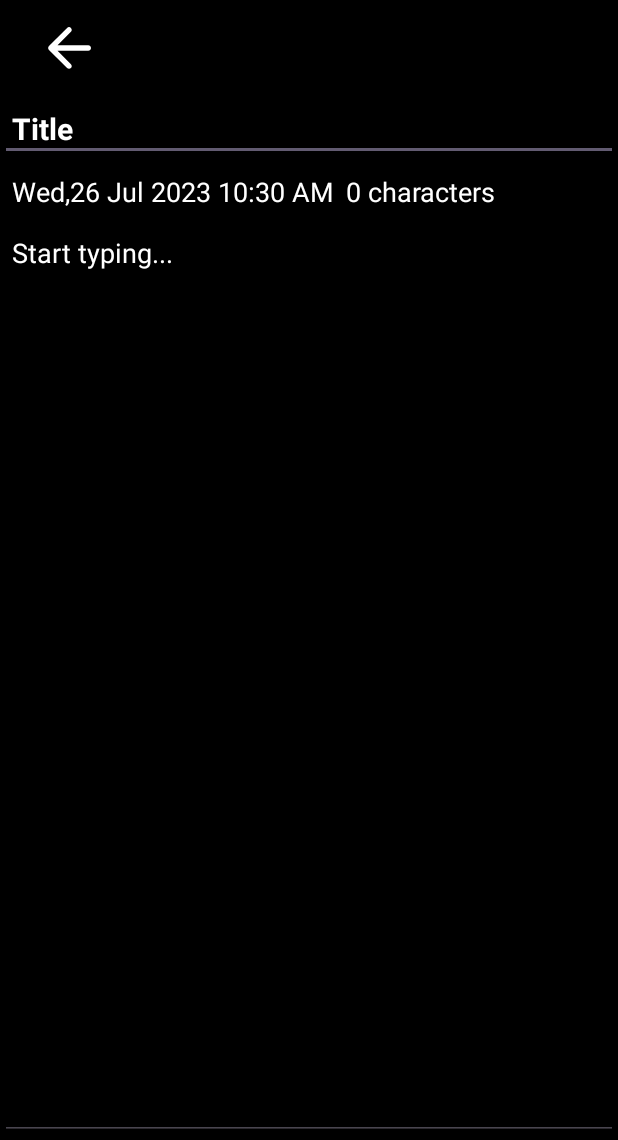
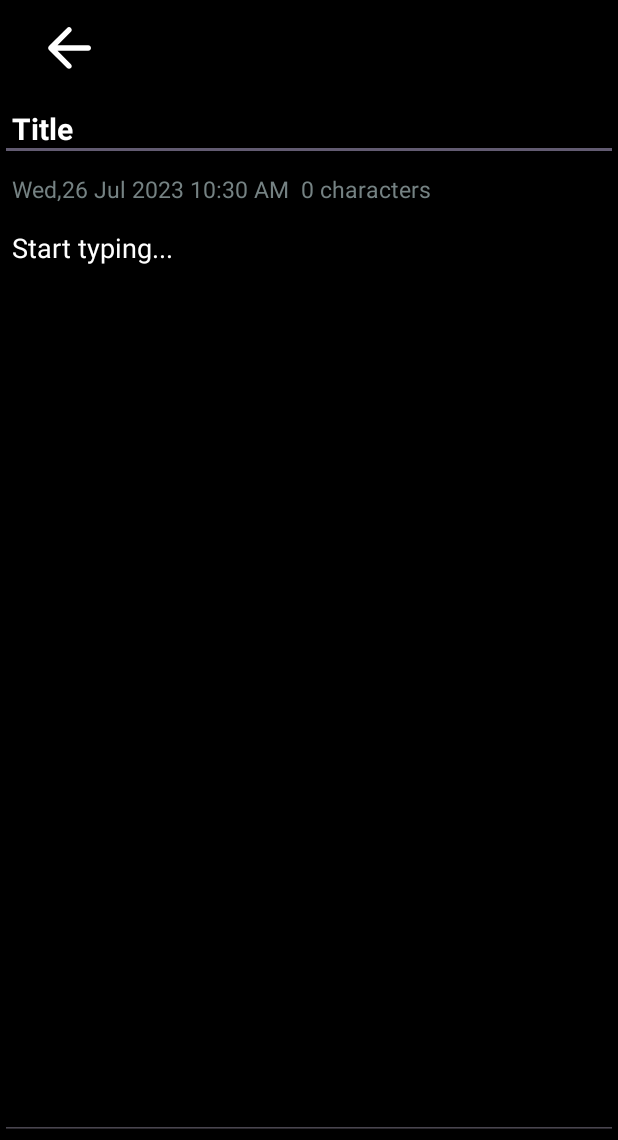
Before and after one commit to pruthiraj-11/Notes, an Android app: the NotesAdder screen opened directly, with no data from a screen before it, on a phone screen of 412 x 824 dp, the part 96-1236 px from its top. Run offline under Robolectric (Android 15) with nearby library versions, the light colour scheme and no system bars; our stand-ins replace Room's generated code.

Commit message:
Not provided

```diff
--- a/app/src/main/res/layout/activity_notes_adder.xml
+++ b/app/src/main/res/layout/activity_notes_adder.xml
@@ -59,8 +59,8 @@
             android:layout_height="wrap_content"
             android:padding="8dp"
             android:text="Date"
-            android:textColor="@color/white"
-            android:textSize="18sp"
+            android:textColor="#758283"
+            android:textSize="15sp"
             android:textStyle="normal" />
 
         <TextView
@@ -69,8 +69,8 @@
             android:layout_height="wrap_content"
             android:layout_weight="1"
             android:text="0 characters"
-            android:textColor="@color/white"
-            android:textSize="18sp"
+            android:textColor="#758283"
+            android:textSize="15sp"
             android:textStyle="normal" />
     </LinearLayout>
     <EditText
```
